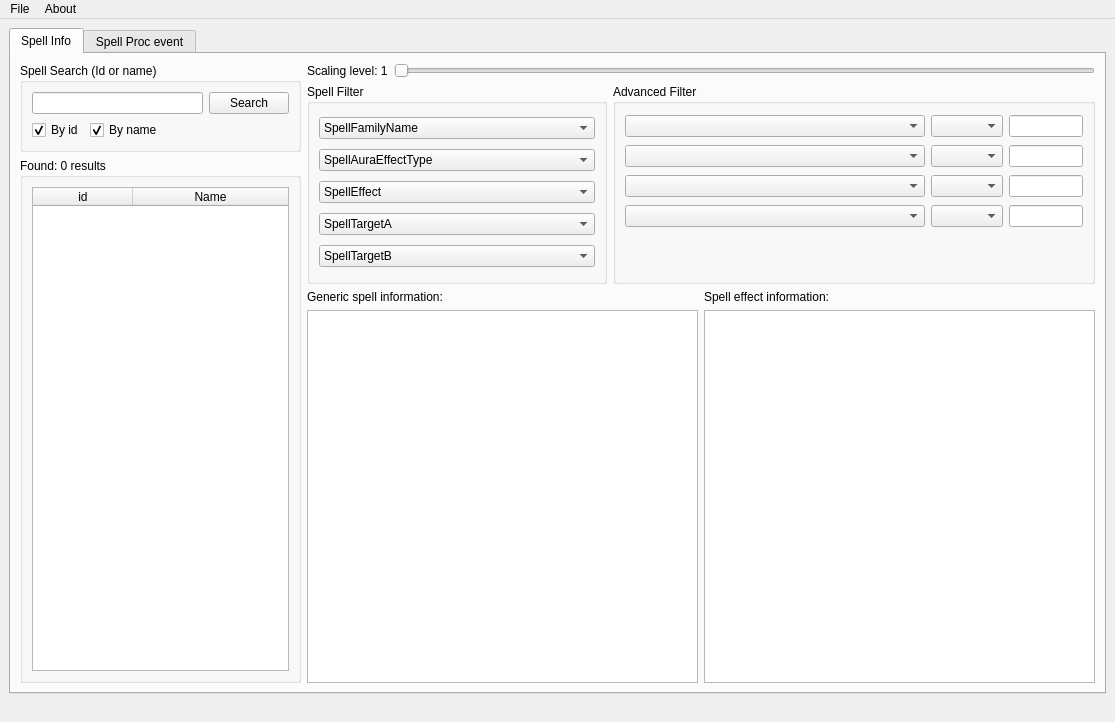
This is src/Forms/mainwindow.ui in sanctum32/QWoWSpellWork as Qt 5 draws it before an edit. The edited form follows.
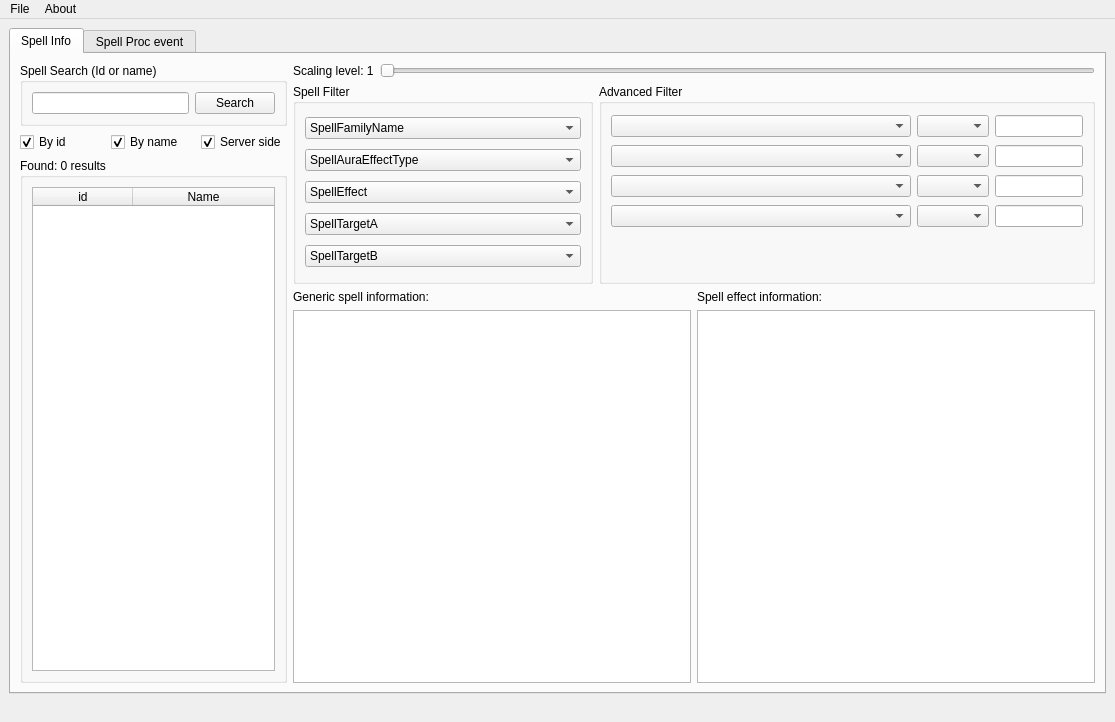
This is the edited form. Icons and pictures are not drawn.

What changed in the file:
```diff
--- a/src/Forms/mainwindow.ui
+++ b/src/Forms/mainwindow.ui
@@ -117,43 +117,6 @@
              <string>Spell Search (Id or name)</string>
             </property>
             <layout class="QGridLayout" name="gridLayout_2">
-             <item row="1" column="0">
-              <layout class="QHBoxLayout" name="horizontalLayout">
-               <item>
-                <widget class="QCheckBox" name="searchByIdCheckBox">
-                 <property name="text">
-                  <string>By id</string>
-                 </property>
-                 <property name="checked">
-                  <bool>true</bool>
-                 </property>
-                </widget>
-               </item>
-               <item>
-                <widget class="QCheckBox" name="seearchByNameCheckBox">
-                 <property name="text">
-                  <string>By name</string>
-                 </property>
-                 <property name="checked">
-                  <bool>true</bool>
-                 </property>
-                </widget>
-               </item>
-               <item>
-                <spacer name="horizontalSpacer">
-                 <property name="orientation">
-                  <enum>Qt::Orientation::Horizontal</enum>
-                 </property>
-                 <property name="sizeHint" stdset="0">
-                  <size>
-                   <width>40</width>
-                   <height>20</height>
-                  </size>
-                 </property>
-                </spacer>
-               </item>
-              </layout>
-             </item>
              <item row="0" column="1">
               <widget class="QPushButton" name="searchBtn">
                <property name="text">
@@ -167,6 +130,43 @@
             </layout>
            </widget>
           </item>
+          <item>
+           <layout class="QHBoxLayout" name="searchOptions">
+            <property name="rightMargin">
+             <number>0</number>
+            </property>
+            <item>
+             <widget class="QCheckBox" name="searchByIdCheckBox">
+              <property name="text">
+               <string>By id</string>
+              </property>
+              <property name="checked">
+               <bool>true</bool>
+              </property>
+             </widget>
+            </item>
+            <item>
+             <widget class="QCheckBox" name="seearchByNameCheckBox">
+              <property name="text">
+               <string>By name</string>
+              </property>
+              <property name="checked">
+               <bool>true</bool>
+              </property>
+             </widget>
+            </item>
+            <item>
+             <widget class="QCheckBox" name="serverSideCheckBox">
+              <property name="text">
+               <string>Server side</string>
+              </property>
+              <property name="checked">
+               <bool>true</bool>
+              </property>
+             </widget>
+            </item>
+           </layout>
+          </item>
           <item>
            <widget class="QGroupBox" name="ResultsGroup">
             <property name="maximumSize">
```
Left out of the diff: 4 changed lines with no effect on the pictures.
